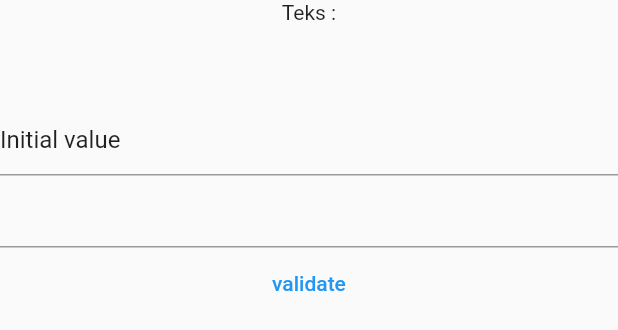
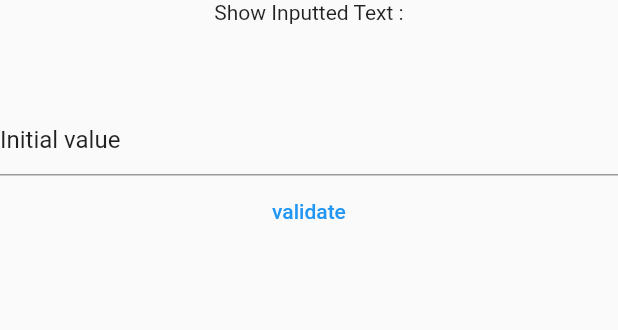
Before and after one commit to Rjndrkha/flutter_fundamental_3, a Flutter app: the FormContoh widget shown alone on an empty page, opened directly, on a phone screen of 412 x 824 dp. Shown: the top 330 px of the screen. Run offline on Flutter 3.47's test engine with Material 2 defaults, Android fonts, the phone set to English and light mode, and no system bars.

Commit message:
practicum 3

```diff
--- a/lib/basic_widgets/forms.dart
+++ b/lib/basic_widgets/forms.dart
@@ -35,12 +35,14 @@ class _FormContohState extends State<FormContoh> {
         mainAxisSize: MainAxisSize.min,
         children: <Widget>[
           const Text(
-            'Teks :',
+            'Show Inputted Text :',
           ),
           Text(
             _textValue,
             style: Theme.of(context).textTheme.headline3,
           ),
+
+          //TEXT INPUT DAN VALIDATOR
           TextFormField(
             controller: _controller,
             validator: (String? value) {
@@ -49,7 +51,7 @@ class _FormContohState extends State<FormContoh> {
                   : null;
             },
           ),
-          TextFormField(),
+          //TextFormField(),
           Builder(
             builder: (BuildContext subContext) => TextButton(
               onPressed: () {
```
Also changed, not shown: lib/main.dart (+4 -3 lines).
